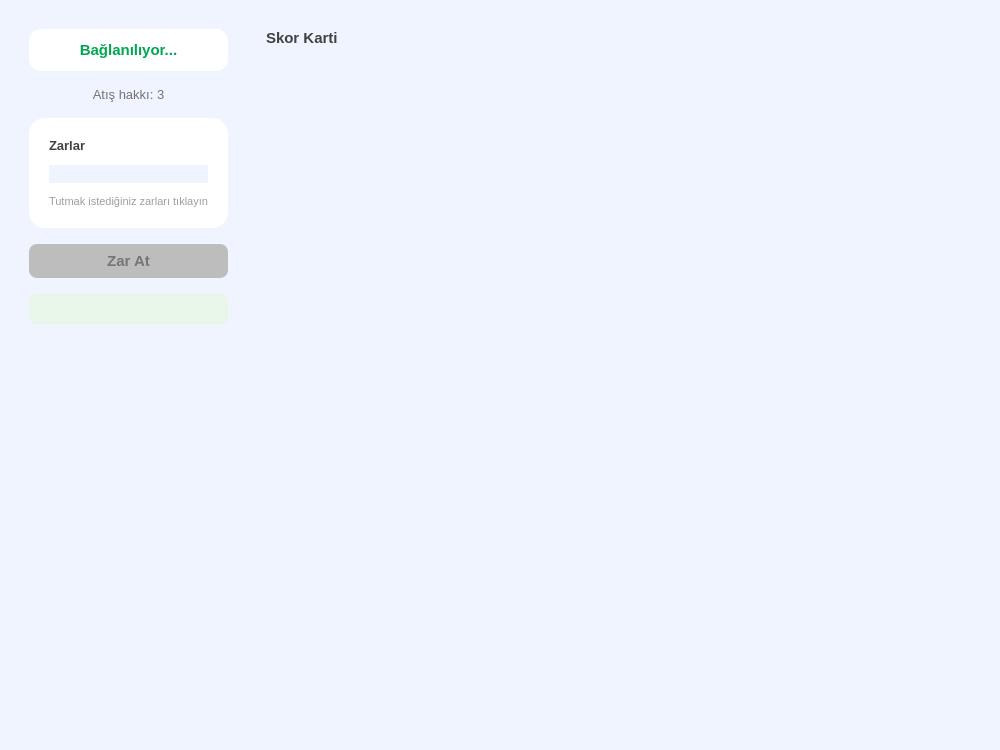
Qt form client/ui/screens/ui_files/game_screen.ui (dilarakuloglu/yahtzee-game) before a commit.
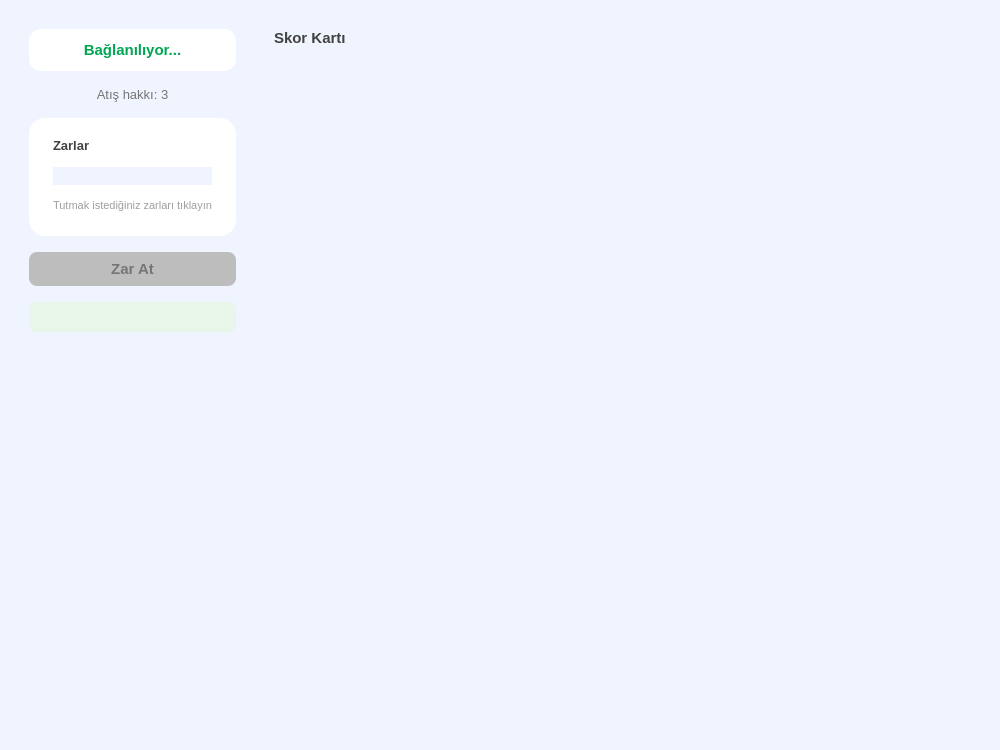
The same form after that commit.

Commit message: fix: fix Turkish characters in UI text

Patch:
```diff
--- a/client/ui/screens/ui_files/game_screen.ui
+++ b/client/ui/screens/ui_files/game_screen.ui
@@ -60,11 +60,11 @@
          <enum>QFrame::StyledPanel</enum>
         </property>
         <layout class="QVBoxLayout" name="diceInnerLayout">
-         <property name="leftMargin"><number>20</number></property>
+         <property name="leftMargin"><number>24</number></property>
          <property name="topMargin"><number>20</number></property>
-         <property name="rightMargin"><number>20</number></property>
-         <property name="bottomMargin"><number>20</number></property>
-         <property name="spacing"><number>12</number></property>
+         <property name="rightMargin"><number>24</number></property>
+         <property name="bottomMargin"><number>24</number></property>
+         <property name="spacing"><number>14</number></property>
 
          <item>
           <widget class="QLabel" name="diceTitleLabel">
@@ -78,7 +78,7 @@
          <item>
           <widget class="QWidget" name="diceRow">
            <layout class="QHBoxLayout" name="diceRowLayout">
-            <property name="spacing"><number>10</number></property>
+            <property name="spacing"><number>14</number></property>
             <property name="alignment">
              <set>Qt::AlignCenter</set>
             </property>
@@ -146,7 +146,7 @@
 
       <item>
        <widget class="QLabel" name="scoreTitleLabel">
-        <property name="text"><string>Skor Karti</string></property>
+        <property name="text"><string>Skor Kartı</string></property>
         <property name="styleSheet">
          <string>color: #424242; font-size: 15px; font-weight: bold; padding-bottom: 8px; background: transparent;</string>
         </property>
```
Left out of the diff: 4 changed lines with no effect on the pictures. The commit also changes 4 other files.
